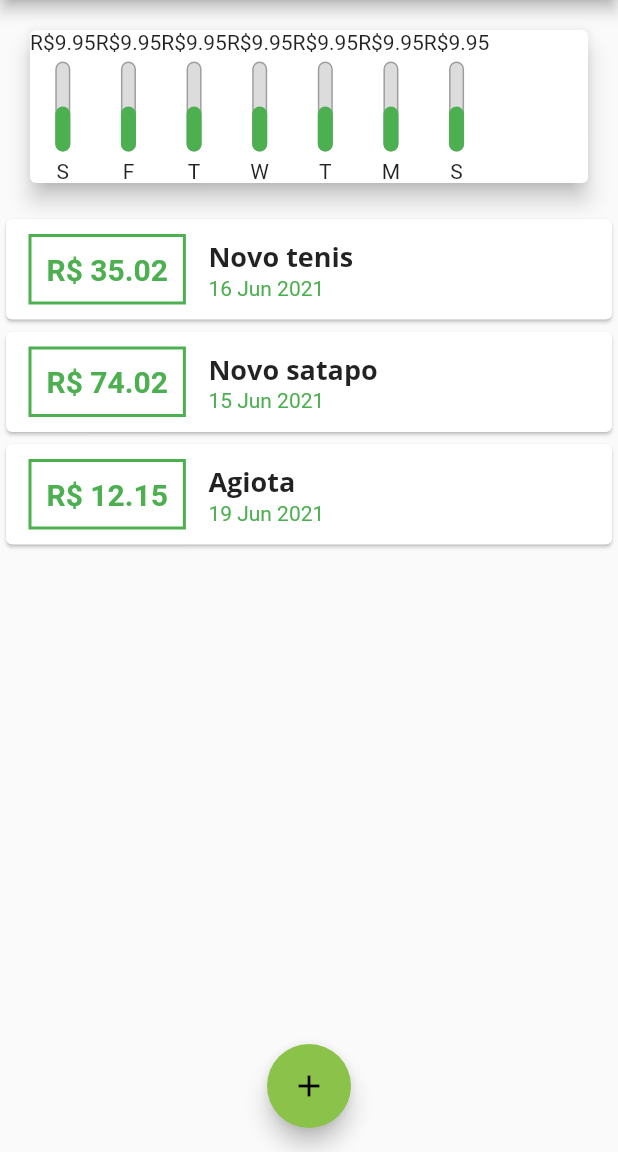
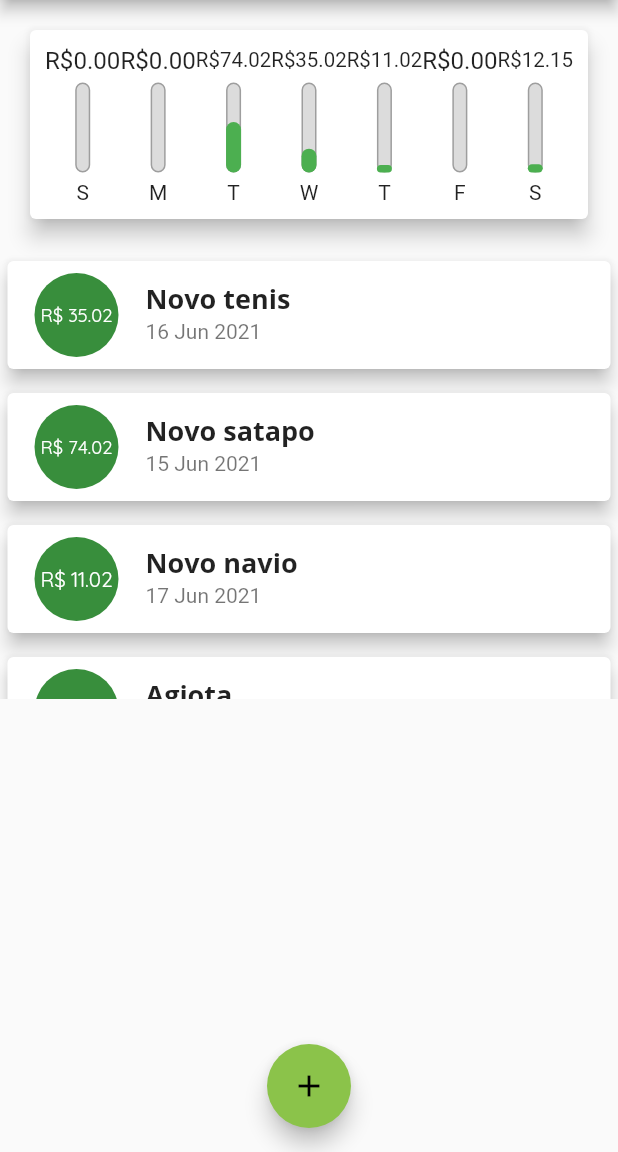
Before and after one commit to AlexBarroSS/yespense, a Flutter app: the screen it shows after launch, on a phone screen of 412 x 824 dp, the part 84-1236 px from its top. Run offline on Flutter 3.47's test engine with Material 2 defaults, Android fonts, the phone set to English and light mode, and no system bars.

Commit message:
Widget ChartBar

```diff
--- a/lib/components/chart.dart
+++ b/lib/components/chart.dart
@@ -29,27 +29,37 @@ class Chart extends StatelessWidget {
 
       return {
         'day': DateFormat.E().format(weekly)[0],
-        'value': 9.95,
+        'value': totalSoma,
       };
+    }).reversed.toList();
+  }
+
+  double get _weekTotalValue {
+    return groupedTransactions.fold(0.0, (tot, item) {
+      return tot + (item['value'] as double);
     });
   }
 
   @override
   Widget build(BuildContext context) {
-    groupedTransactions;
     return Card(
       elevation: 6,
       margin: EdgeInsets.all(20),
-      child: Row(
-        children: groupedTransactions
-            .map(
-              (tr) => ChartBar(
+      child: Padding(
+        padding: const EdgeInsets.all(10),
+        child: Row(
+          mainAxisAlignment: MainAxisAlignment.spaceAround,
+          children: groupedTransactions.map((tr) {
+            return Flexible(
+              fit: FlexFit.tight,
+              child: ChartBar(
                 label: (tr['day'] as String),
                 value: (tr['value'] as double),
-                percentage: 0.5,
+                percentage: (tr['value'] as double) / _weekTotalValue,
               ),
-            )
-            .toList(),
+            );
+          }).toList(),
+        ),
       ),
     );
   }
--- a/lib/components/chart_bar.dart
+++ b/lib/components/chart_bar.dart
@@ -16,7 +16,12 @@ class ChartBar extends StatelessWidget {
   Widget build(BuildContext context) {
     return Column(
       children: <Widget>[
-        Text("R\$${value.toStringAsFixed(2)}"),
+        Container(
+          height: 20,
+          child: FittedBox(
+            child: Text("R\$${value.toStringAsFixed(2)}"),
+          ),
+        ),
         SizedBox(height: 5),
         Container(
           height: 60,
--- a/lib/components/transactions_list.dart
+++ b/lib/components/transactions_list.dart
@@ -33,45 +33,28 @@ class TransactionsList extends StatelessWidget {
                 final transaction = transactionList[index];
 
                 return Card(
-                  child: Row(
-                    children: [
-                      Container(
+                  elevation: 5,
                   margin: EdgeInsets.symmetric(
-                          horizontal: 15,
-                          vertical: 10,
+                    vertical: 8,
+                    horizontal: 5,
                   ),
-                        decoration: BoxDecoration(
-                          border: Border.all(
-                            color: Theme.of(context).primaryColor,
-                            width: 2,
-                          ),
-                        ),
-                        padding: EdgeInsets.all(10),
-                        child: Text(
-                          "R\$ ${transaction.value.toStringAsFixed(2)}",
-                          style: TextStyle(
-                            color: Theme.of(context).primaryColor,
-                            fontWeight: FontWeight.bold,
-                            fontSize: 20,
+                  child: ListTile(
+                    leading: CircleAvatar(
+                      radius: 30,
+                      child: Padding(
+                        padding: const EdgeInsets.all(6),
+                        child: FittedBox(
+                          child: Text("R\$ ${transaction.value}"),
                         ),
                       ),
                     ),
-                      Column(
-                        crossAxisAlignment: CrossAxisAlignment.start,
-                        children: [
-                          Text(
+                    title: Text(
                       transaction.title,
                       style: Theme.of(context).textTheme.headline6,
                     ),
-                          Text(
+                    subtitle: Text(
                       DateFormat('d MMM y').format(transaction.date),
-                            style: TextStyle(
-                              color: Theme.of(context).primaryColor,
                     ),
-                          ),
-                        ],
-                      ),
-                    ],
                   ),
                 );
               },
--- a/lib/main.dart
+++ b/lib/main.dart
@@ -58,6 +58,12 @@ class _HomePageState extends State<HomePage> {
       title: 'Novo satapo',
       value: 74.02,
       date: DateTime.now().subtract(Duration(days: 4)),
+    ),
+    Transaction(
+      id: 't5',
+      title: 'Novo navio',
+      value: 11.02,
+      date: DateTime.now().subtract(Duration(days: 2)),
     ),
     Transaction(
       id: 't2',
```
Lines whose indentation alone changed are shown as unchanged.
